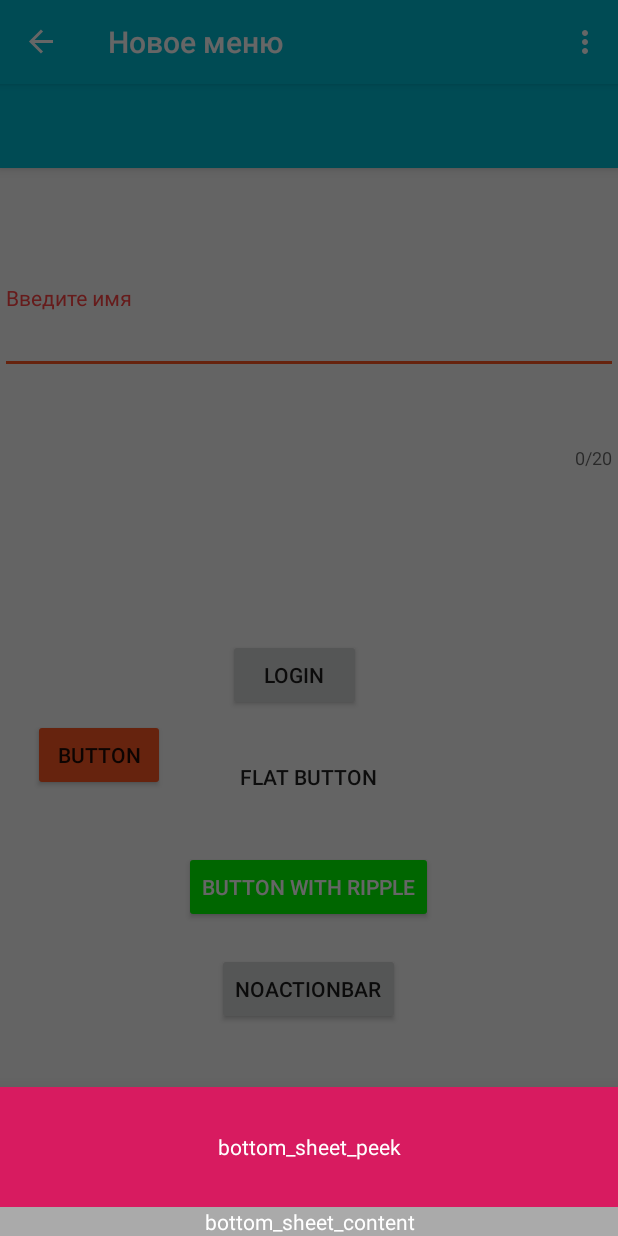
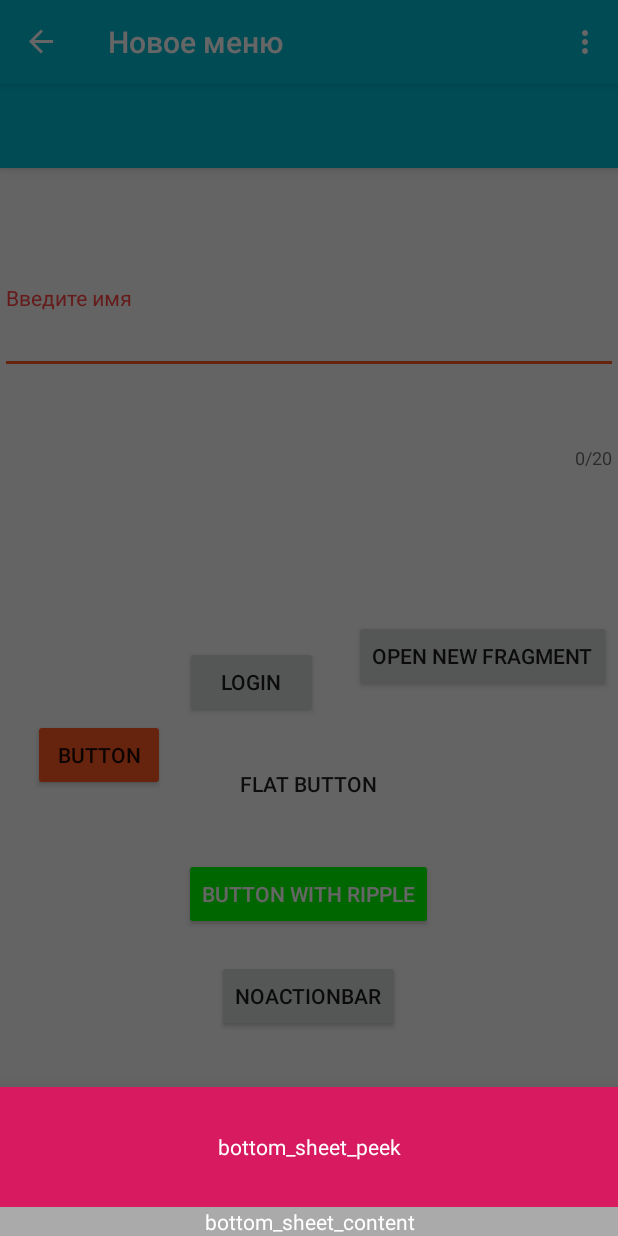
Before and after one commit to ganiushina/AndroidMaterialDesign_V29, an Android app: the screen it shows after launch (MainActivity), in the side drawer, after a tap on "Новое меню", on a phone screen of 412 x 824 dp. Run offline under Robolectric (Android 15) with nearby library versions, the phone set to English and light mode, and no system bars; our stand-ins replace navigation-ui.

Commit message:
Добавила фрагмент с прогресс баром

```diff
--- a/app/src/main/java/ru/alta/androidmaterialdesign_v29/MainActivity.java
+++ b/app/src/main/java/ru/alta/androidmaterialdesign_v29/MainActivity.java
@@ -1,32 +1,22 @@
 package ru.alta.androidmaterialdesign_v29;
 
 import android.os.Bundle;
-
-import com.google.android.material.bottomsheet.BottomSheetBehavior;
-import com.google.android.material.bottomsheet.BottomSheetDialogFragment;
-import com.google.android.material.floatingactionbutton.FloatingActionButton;
-import com.google.android.material.snackbar.Snackbar;
-
-import android.view.MenuItem;
+import android.view.Menu;
 import android.view.View;
 
 import androidx.annotation.NonNull;
-import androidx.fragment.app.Fragment;
-import androidx.fragment.app.FragmentManager;
+import androidx.appcompat.app.ActionBarDrawerToggle;
+import androidx.appcompat.app.AppCompatActivity;
+import androidx.appcompat.widget.Toolbar;
+import androidx.drawerlayout.widget.DrawerLayout;
 import androidx.navigation.NavController;
 import androidx.navigation.Navigation;
 import androidx.navigation.ui.AppBarConfiguration;
 import androidx.navigation.ui.NavigationUI;
 
+import com.google.android.material.floatingactionbutton.FloatingActionButton;
 import com.google.android.material.navigation.NavigationView;
-
-import androidx.drawerlayout.widget.DrawerLayout;
-
-import androidx.appcompat.app.AppCompatActivity;
-import androidx.appcompat.widget.Toolbar;
-
-import android.view.Menu;
-import android.widget.LinearLayout;
+import com.google.android.material.snackbar.Snackbar;
 
 public class MainActivity extends AppCompatActivity {
 
@@ -48,11 +38,11 @@ public class MainActivity extends AppCompatActivity {
             }
         });
 
-
-
-
         DrawerLayout drawer = findViewById(R.id.drawer_layout);
         NavigationView navigationView = findViewById(R.id.nav_view);
+        ActionBarDrawerToggle toggle = new ActionBarDrawerToggle(this, drawer, toolbar, R.string.navigation_drawer_open, R.string.navigation_drawer_close);
+        drawer.addDrawerListener(toggle);
+        toggle.syncState();
         mAppBarConfiguration = new AppBarConfiguration.Builder(
                 R.id.nav_home, R.id.nav_gallery, R.id.nav_slideshow,
                 R.id.nav_tools, R.id.nav_share, R.id.nav_send)
@@ -61,6 +51,28 @@ public class MainActivity extends AppCompatActivity {
         NavController navController = Navigation.findNavController(this, R.id.nav_host_fragment);
         NavigationUI.setupActionBarWithNavController(this, navController, mAppBarConfiguration);
         NavigationUI.setupWithNavController(navigationView, navController);
+
+        drawer.addDrawerListener(new DrawerLayout.DrawerListener() {
+            @Override
+            public void onDrawerSlide(@NonNull View drawerView, float slideOffset) {
+
+            }
+
+            @Override
+            public void onDrawerOpened(@NonNull View drawerView) {
+
+            }
+
+            @Override
+            public void onDrawerClosed(@NonNull View drawerView) {
+
+            }
+
+            @Override
+            public void onDrawerStateChanged(int newState) {
+
+            }
+        });
 
     }
 
--- a/app/src/main/java/ru/alta/androidmaterialdesign_v29/ui/fragment/NewMenuFragment.java
+++ b/app/src/main/java/ru/alta/androidmaterialdesign_v29/ui/fragment/NewMenuFragment.java
@@ -30,14 +30,31 @@ public class NewMenuFragment extends Fragment {
 
 
     public View onCreateView(@NonNull LayoutInflater inflater,
-                             ViewGroup container, Bundle savedInstanceState) {
+                             ViewGroup container, final Bundle savedInstanceState) {
         newMenuViewModel =
                 ViewModelProviders.of(this).get(NewMenuViewModel.class);
-        View root = inflater.inflate(R.layout.fragment_new_menu, container, false);
+        final View root = inflater.inflate(R.layout.fragment_new_menu, container, false);
         final TextView textView = root.findViewById(R.id.text_new);
         final TextInputEditText textLoginName = root.findViewById(R.id.textInputEditText);
         Button buttonLogin = root.findViewById(R.id.buttonLogin);
         Button buttonNoActionBar = root.findViewById(R.id.buttonNoActionBar);
+        Button buttonOpen = root.findViewById(R.id.buttonOpen);
+
+
+        buttonOpen.setOnClickListener(new View.OnClickListener() {
+            @Override
+            public void onClick(View v) {
+                if (savedInstanceState == null) {
+ //                   Navigation.findNavController(v).navigate(R.id.nav_host_fragment);
+//                    fTrans.replace(R.id.fragment_container_view_tag, frag1);
+////                    getActivity().getSupportFragmentManager().beginTransaction()
+////                            .replace(R.id., new Fragment_progress_bar())
+////                            .commit();
+                }
+            }
+        });
+
+     //   buttonOpen.setOnClickListener(Navigation.createNavigateOnClickListener(R.id.fr));
 
         BottomSheetFragment bottomSheetDialogFragment = new BottomSheetFragment();
         bottomSheetDialogFragment.show(getActivity().getSupportFragmentManager(), "Bottom Sheet Dialog Fragment");
@@ -95,7 +112,6 @@ public class NewMenuFragment extends Fragment {
         }
         );
 
-
         return root;
 
     }
--- a/app/src/main/res/layout/fragment_new_menu.xml
+++ b/app/src/main/res/layout/fragment_new_menu.xml
@@ -22,9 +22,9 @@
         android:id="@+id/buttonLogin"
         android:layout_width="0dp"
         android:layout_height="wrap_content"
-        android:layout_marginStart="152dp"
+        android:layout_marginStart="123dp"
         android:layout_marginTop="10dp"
-        android:layout_marginEnd="171dp"
+        android:layout_marginEnd="200dp"
         android:layout_marginBottom="250dp"
         android:layout_weight="1"
         android:gravity="center"
@@ -34,7 +34,8 @@
         app:layout_constraintBottom_toBottomOf="parent"
         app:layout_constraintEnd_toEndOf="parent"
         app:layout_constraintStart_toStartOf="parent"
-        app:layout_constraintTop_toBottomOf="@+id/textInputLayout" />
+        app:layout_constraintTop_toBottomOf="@+id/textInputLayout"
+        app:layout_constraintVertical_bias="0.523" />
 
     <Button
         android:id="@+id/buttonFlat"
@@ -130,4 +131,16 @@
         app:layout_constraintStart_toStartOf="parent"
         app:layout_constraintTop_toBottomOf="@+id/textInputLayout" />
 
+    <Button
+        android:id="@+id/buttonOpen"
+        android:layout_width="wrap_content"
+        android:layout_height="wrap_content"
+        android:layout_marginStart="51dp"
+        android:layout_marginTop="97dp"
+        android:layout_marginEnd="32dp"
+        android:text="@string/buttonOpen"
+        app:layout_constraintEnd_toEndOf="parent"
+        app:layout_constraintStart_toEndOf="@+id/buttonLogin"
+        app:layout_constraintTop_toBottomOf="@+id/textInputLayout" />
+
 </androidx.constraintlayout.widget.ConstraintLayout>
--- a/app/src/main/res/menu/activity_main_drawer.xml
+++ b/app/src/main/res/menu/activity_main_drawer.xml
@@ -23,8 +23,12 @@
             android:title="@string/menu_tools" />
         <item
             android:id="@+id/nav_new"
-            app:icon="@drawable/ic_action_name"
+            android:icon="@drawable/ic_action_name1"
             android:title="@string/new_menu"/>
+        <item
+            android:id="@+id/nav_new1"
+            android:icon="@drawable/ic_action_name1"
+            android:title="@string/new_menu1"/>
     </group>
 
     <item android:title="Communicate">
--- a/app/src/main/res/navigation/mobile_navigation.xml
+++ b/app/src/main/res/navigation/mobile_navigation.xml
@@ -36,6 +36,12 @@
         tools:layout="@layout/fragment_new_menu" />
 
     <fragment
+        android:id="@+id/nav_new1"
+        android:name="ru.alta.androidmaterialdesign_v29.ui.progressbar.Fragment_progress_bar"
+        android:label="@string/new_menu1"
+        tools:layout="@layout/fragment_progress_bar_fragment" />
+
+    <fragment
         android:id="@+id/nav_share"
         android:name="ru.alta.androidmaterialdesign_v29.ui.share.ShareFragment"
         android:label="@string/menu_share"
--- a/app/src/main/res/values/strings.xml
+++ b/app/src/main/res/values/strings.xml
@@ -14,8 +14,10 @@
     <string name="menu_share">Share</string>
     <string name="menu_send">Send</string>
     <string name="new_menu">Новое меню</string>
+    <string name="new_menu1">Progress Bar меню</string>
     <string name="enter_name">Введите имя</string>
     <string name="logon">Login</string>
+
 
     <!-- TODO: Remove or change this placeholder text -->
     <string name="hello_blank_fragment">Hello blank fragment</string>
@@ -25,4 +27,6 @@
     <string name="button_ripple">Button  with Ripple</string>
     <string name="noActionBar">NoActionBar</string>
     <string name="buttonTint">Button</string>
+    <string name="hide_progress_bar">Button</string>
+    <string name="buttonOpen">Open New Fragment</string>
 </resources>
```
Also changed, not shown: app/src/main/java/ru/alta/androidmaterialdesign_v29/ui/progressbar/FragmentProgressBarViewModel.java (added, +19 -0 lines), app/src/main/java/ru/alta/androidmaterialdesign_v29/ui/progressbar/Fragment_progress_bar.java (added, +63 -0 lines), app/src/main/res/layout/fragment_progress_bar_fragment.xml (added, +39 -0 lines), app/src/main/res/drawable-anydpi/ic_action_name1.xml (renamed from app/src/main/res/drawable-anydpi/ic_action_name.xml), app/src/main/res/drawable-hdpi/ic_action_name12.png (renamed from app/src/main/res/drawable-hdpi/ic_action_name.png), app/src/main/res/drawable-mdpi/ic_action_name1.png (renamed from app/src/main/res/drawable-mdpi/ic_action_name.png), app/src/main/res/drawable-xhdpi/ic_action_name1.png (renamed from app/src/main/res/drawable-xhdpi/ic_action_name.png), app/src/main/res/drawable-xxhdpi/ic_action_name1.png (renamed from app/src/main/res/drawable-xxhdpi/ic_action_name.png).
